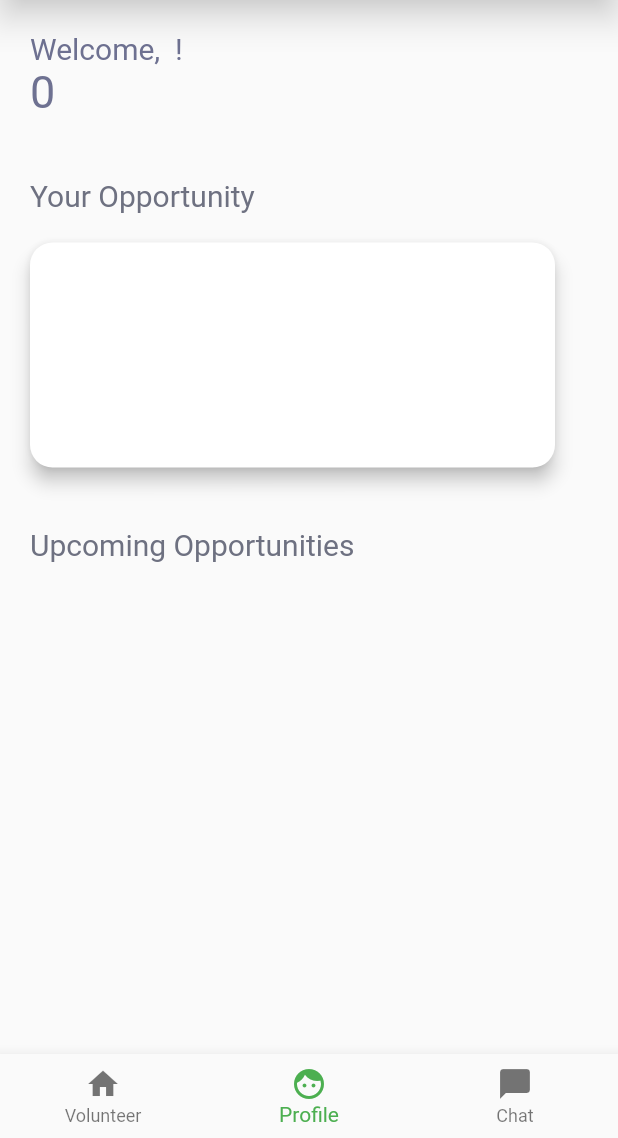
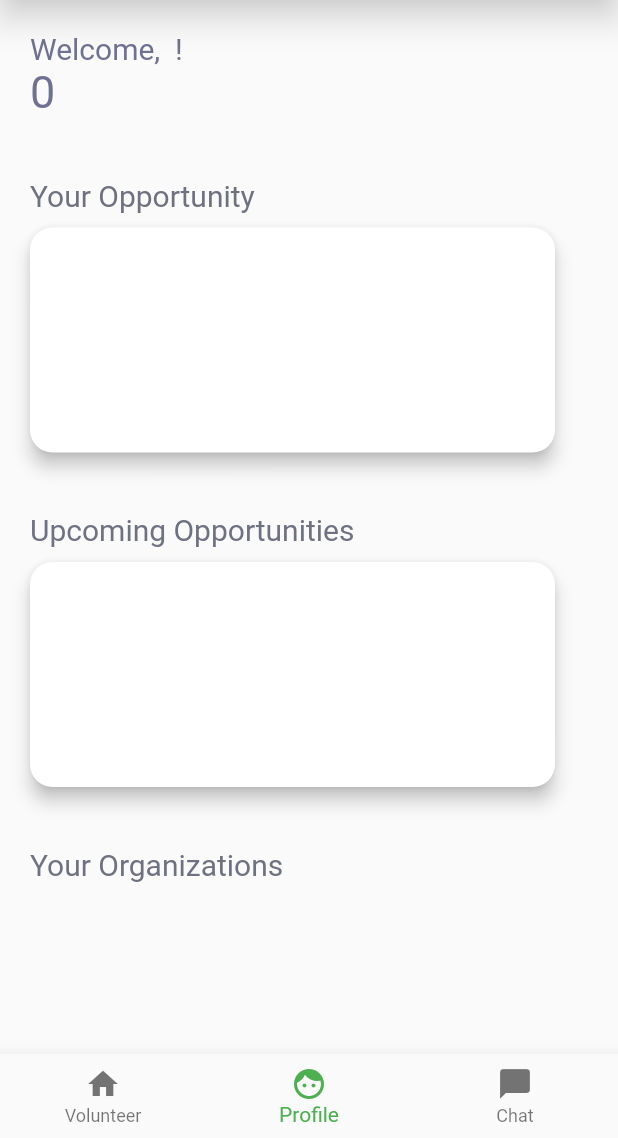
Before and after one commit to EruelUrsua/HelpJuan, a Flutter app: the screen it shows after launch, item 2 of the bottom bar chosen, on a phone screen of 412 x 824 dp, the part 98-1236 px from its top. Run offline on Flutter 3.47's test engine with Material 2 defaults, Android fonts, the phone set to English and light mode, and no system bars; Roboto replaces fonts that are missing (Questrial).

Commit message:
edited box space, placed texts and other boxes
Edited your opportunity box space, placed upcoming opportunity text and box and your organization text

```diff
--- a/lib/profile.dart
+++ b/lib/profile.dart
@@ -52,7 +52,7 @@ class Profile extends StatelessWidget {
           ),
 
           Container(
-            margin: EdgeInsets.fromLTRB(20.0, 20.0, 0.0, 0.0),
+            margin: EdgeInsets.fromLTRB(20.0, 10.0, 0.0, 0.0),
             child: Row(
               children: [
                 PhysicalModel(
@@ -65,10 +65,38 @@ class Profile extends StatelessWidget {
             ),
           ),
 
+// --- Upcoming Opportunities text
           Container(
             margin: EdgeInsets.fromLTRB(20.0, 40, 0.0, 0.0),
             child: Text(
               'Upcoming Opportunities',
+              style: TextStyle(
+                fontSize: 20,
+                color: const Color(0xFF6E7181),
+                fontFamily: 'Questrial',
+              ),
+            ),
+          ),
+
+          Container(
+            margin: EdgeInsets.fromLTRB(20.0, 10.0, 0.0, 0.0),
+            child: Row(
+              children: [
+                PhysicalModel(
+                  color: Colors.white,
+                  elevation: 5,
+                  borderRadius: BorderRadius.circular(15),
+                  child: Container(width: 350, height: 150),
+                ),
+              ],
+            ),
+          ),
+
+//  --- Your Organizations Text
+          Container(
+            margin: EdgeInsets.fromLTRB(20.0, 40, 0.0, 0.0),
+            child: Text(
+              'Your Organizations',
               style: TextStyle(
                 fontSize: 20,
                 color: const Color(0xFF6E7181),
```
